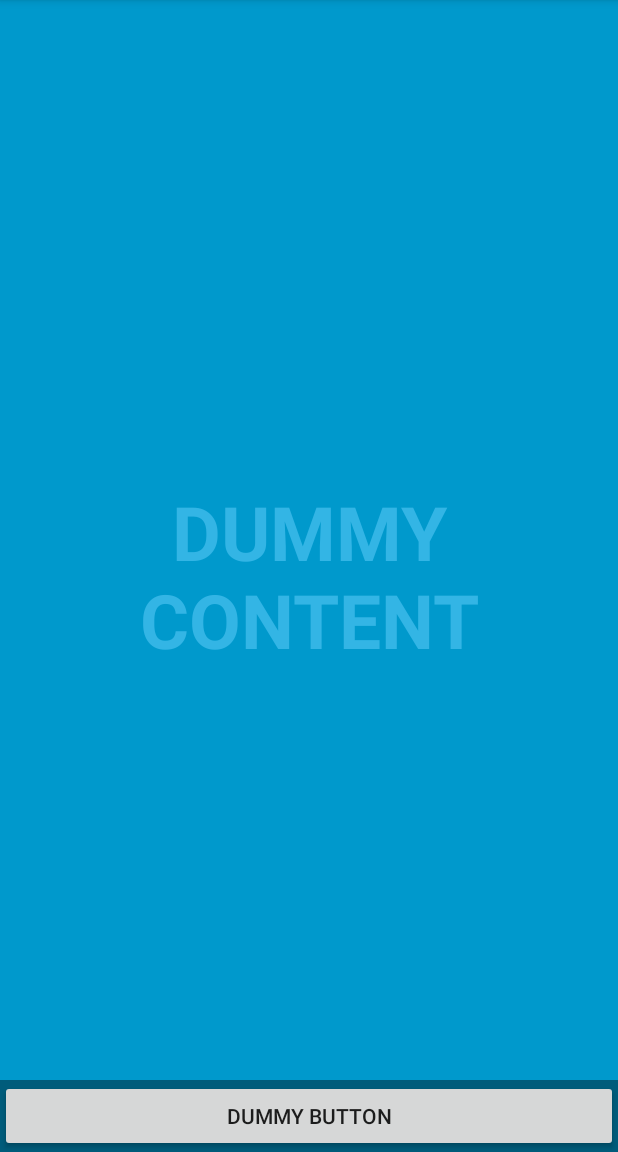
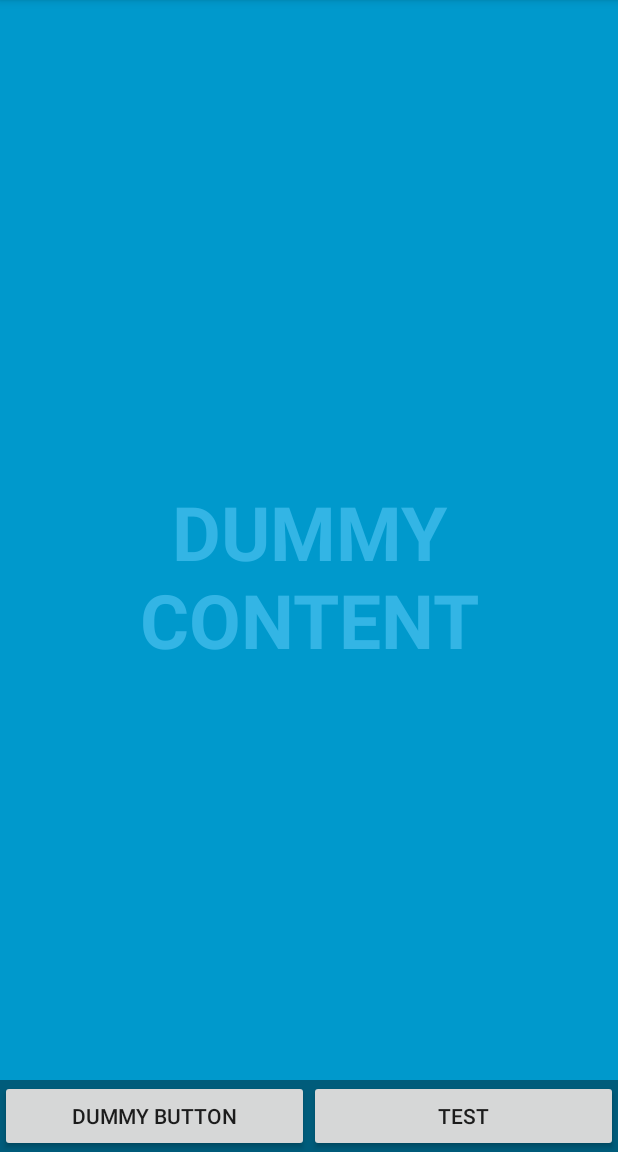
Before and after one commit to DiogoNeves/Pomotivity, an Android app: the layout activity_main.xml on its own in the app's theme, with its tools: preview values and no code run, on a phone screen of 412 x 824 dp, the part 84-1236 px from its top. Run offline under Robolectric (Android 15) with nearby library versions, the phone set to English and light mode, and no system bars.

Commit message:
Added a test button

```diff
--- a/mobile/src/main/res/layout/activity_main.xml
+++ b/mobile/src/main/res/layout/activity_main.xml
@@ -44,6 +44,14 @@
                 android:layout_weight="1"
                 android:text="@string/dummy_button"/>
 
+            <Button
+                android:id="@+id/test_button"
+                style="?metaButtonBarButtonStyle"
+                android:layout_width="0dp"
+                android:layout_height="wrap_content"
+                android:layout_weight="1"
+                android:text="@string/test_button"/>
+
         </LinearLayout>
     </FrameLayout>
 
--- a/mobile/src/main/res/values/strings.xml
+++ b/mobile/src/main/res/values/strings.xml
@@ -4,5 +4,6 @@
     <string name="app_name">Pomotivity</string>
     <string name="dummy_button">Dummy Button</string>
     <string name="dummy_content">DUMMY\nCONTENT</string>
+    <string name="test_button">TEST</string>
 
 </resources>
```
